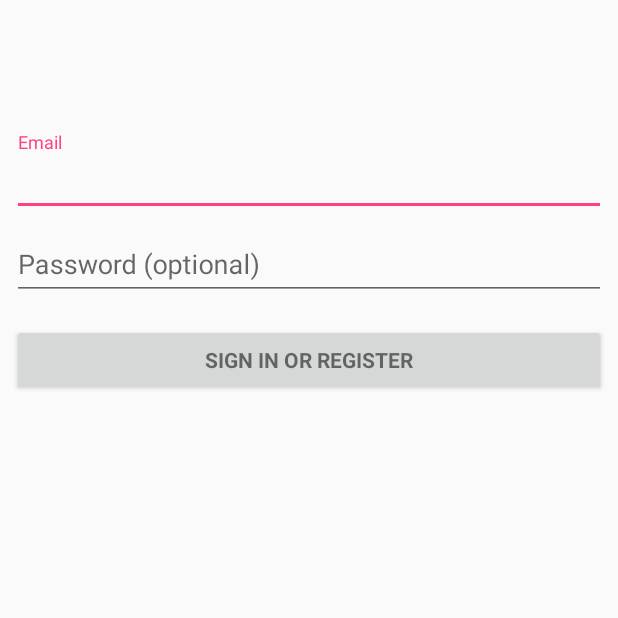
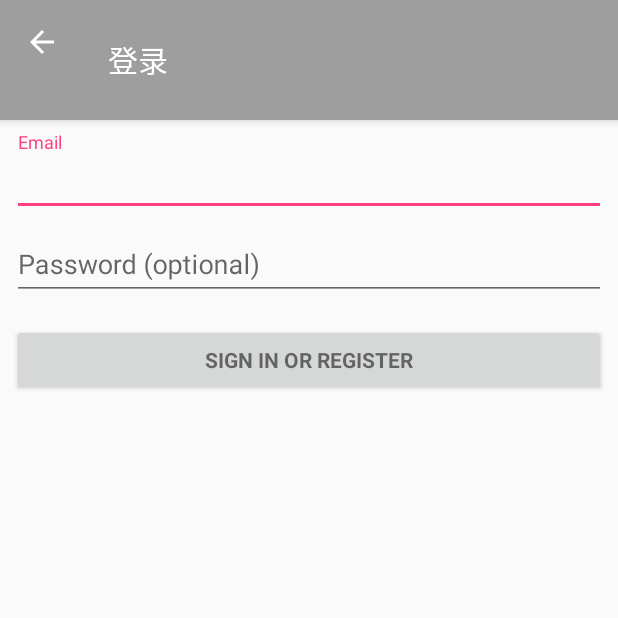
Before and after one commit to Warden-Thresh/Comp, an Android app: the LoginActivity screen opened directly, with no data from a screen before it, on a phone screen of 412 x 824 dp, the top half of it. Run offline under Robolectric (Android 15) with nearby library versions, the phone set to English and light mode, and no system bars; 2 statements that could not run were skipped.

Commit message:
添加登录界面

```diff
--- a/app/src/main/java/com/warden/myapplication/LoginActivity.java
+++ b/app/src/main/java/com/warden/myapplication/LoginActivity.java
@@ -18,8 +18,10 @@ import android.os.AsyncTask;
 import android.os.Build;
 import android.os.Bundle;
 import android.provider.ContactsContract;
+import android.support.v7.widget.Toolbar;
 import android.text.TextUtils;
 import android.view.KeyEvent;
+import android.view.MenuItem;
 import android.view.View;
 import android.view.View.OnClickListener;
 import android.view.inputmethod.EditorInfo;
@@ -61,11 +63,15 @@ public class LoginActivity extends AppCompatActivity implements LoaderCallbacks<
     private EditText mPasswordView;
     private View mProgressView;
     private View mLoginFormView;
+    private Toolbar toolbar;
 
     @Override
     protected void onCreate(Bundle savedInstanceState) {
         super.onCreate(savedInstanceState);
         setContentView(R.layout.activity_login);
+        toolbar = (Toolbar) findViewById(R.id.toolbar);
+        setSupportActionBar(toolbar);
+        getSupportActionBar().setDisplayHomeAsUpEnabled(true);
         // Set up the login form.
         mEmailView = (AutoCompleteTextView) findViewById(R.id.email);
         populateAutoComplete();
@@ -346,4 +352,13 @@ public class LoginActivity extends AppCompatActivity implements LoaderCallbacks<
             showProgress(false);
         }
     }
+    @Override
+    public boolean onOptionsItemSelected(MenuItem item) {
+        switch (item.getItemId()){
+            case android.R.id.home:
+                finish();
+                return true;
+        }
+        return super.onOptionsItemSelected(item);
+    }
 }
--- a/app/src/main/res/layout/activity_login.xml
+++ b/app/src/main/res/layout/activity_login.xml
@@ -1,9 +1,28 @@
-
-<LinearLayout xmlns:android="http://schemas.android.com/apk/res/android"
+<LinearLayout
+    xmlns:app="http://schemas.android.com/apk/res-auto"
+    xmlns:android="http://schemas.android.com/apk/res/android"
     xmlns:tools="http://schemas.android.com/tools"
     android:layout_width="match_parent"
+    android:layout_height="wrap_content"
+    android:orientation="vertical">
+    <android.support.design.widget.AppBarLayout
+        android:layout_width="match_parent"
+        android:layout_height="wrap_content"
+        android:fitsSystemWindows="false">
+        <android.support.v7.widget.Toolbar
+            android:id="@+id/toolbar"
+            android:layout_width="match_parent"
+            android:layout_height="80dp"
+            android:fitsSystemWindows="true"
+            android:theme="@style/ThemeOverlay.AppCompat.Dark.ActionBar"
+            app:layout_scrollFlags="scroll|enterAlways|snap"
+            app:popupTheme="@style/ThemeOverlay.AppCompat.Light"
+            app:title="登录"/>
+    </android.support.design.widget.AppBarLayout>
+
+    <LinearLayout
+        android:layout_width="match_parent"
         android:layout_height="match_parent"
-    xmlns:app="http://schemas.android.com/apk/res-auto"
         android:gravity="center_horizontal"
         android:orientation="vertical"
         android:paddingBottom="@dimen/activity_vertical_margin"
@@ -11,14 +30,7 @@
         android:paddingRight="@dimen/activity_horizontal_margin"
         android:paddingTop="@dimen/activity_vertical_margin"
         tools:context="com.warden.myapplication.LoginActivity">
-    <android.support.v7.widget.Toolbar
-        android:id="@+id/toolbar"
-        android:layout_width="match_parent"
-        android:layout_height="80dp"
-        android:fitsSystemWindows="true"
-        android:theme="@style/ThemeOverlay.AppCompat.Dark.ActionBar"
-        app:layout_scrollFlags="scroll|enterAlways|snap"
-        app:popupTheme="@style/ThemeOverlay.AppCompat.Light" />
+
 
         <!-- Login progress -->
         <ProgressBar
@@ -85,3 +97,5 @@
             </LinearLayout>
         </ScrollView>
     </LinearLayout>
+
+</LinearLayout>
--- a/app/src/main/res/layout/fragment_fourt.xml
+++ b/app/src/main/res/layout/fragment_fourt.xml
@@ -30,7 +30,6 @@
                 android:layout_height="wrap_content"
                 android:layout_gravity="center"
                 android:src="@drawable/user_avatar"
-                android:onClick="login"
                 />
 
             <Button
```
Also changed, not shown: app/src/main/java/com/warden/myapplication/FourthFragment.java (+1 -13 lines). Lines whose indentation alone changed are shown as unchanged.
